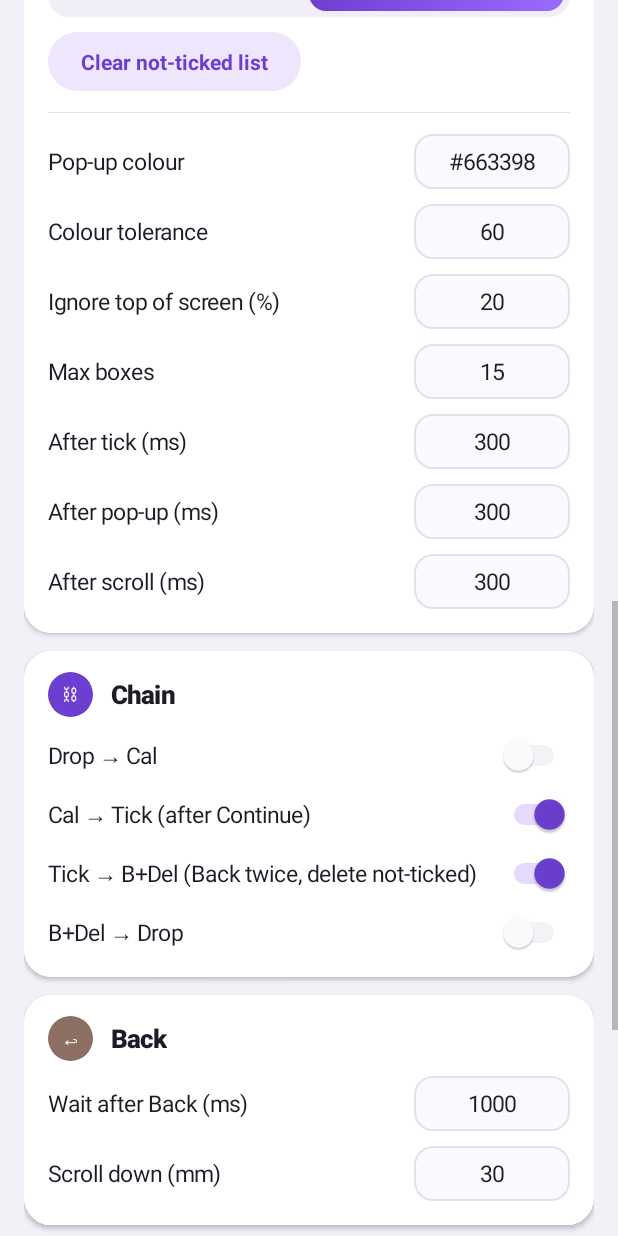
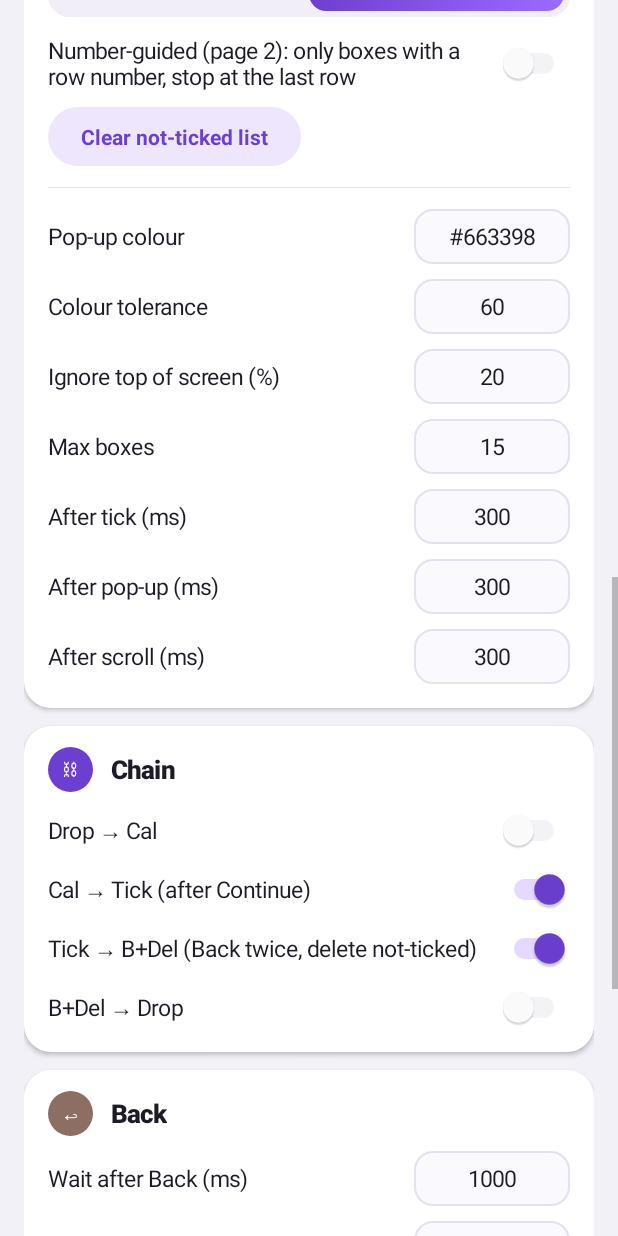
Before and after one commit to KunukuntlaGowtham/dummy, an Android app: the screen it shows after launch (MainActivity), scrolled down 1153 dp, on a phone screen of 412 x 824 dp. Run offline under Robolectric (Android 15) with nearby library versions, the phone set to English and light mode, and no system bars.

Commit message:
Add-ons for page 2: Number-guided Tick, and Delete reading numbers from the page
Both off by default, switched in the app:
- Tick card "Number-guided (page 2)": with Number beside box, only a
  square with a row number read on its line is ticked (logos, icons and
  pop-up edges are left alone; the count of skipped squares shows when
  the run ends), and the run stops as soon as a scroll brings no higher
  row number in the page's text - the end of the list - instead of after
  three empty screens.
- Delete card "Read numbers from the page (skip OCR when found)": when
  the page's text already gives the numbers beside the dustbins, the
  screenshot is not also read with OCR. The screenshot after each delete
  still checks the card went.

Co-Authored-By: Claude Opus 5.5 <noreply@anthropic.com>
Claude-Session: https://claude.ai/code/session_01P9MzmG9Fx7h5qNJPMM9pNV

```diff
--- a/app/src/main/java/com/kunukuntla/dropdownpicker/MainActivity.java
+++ b/app/src/main/java/com/kunukuntla/dropdownpicker/MainActivity.java
@@ -125,6 +125,8 @@ public class MainActivity extends Activity {
         tick.addView(segmented(new String[] {"Order count", "Number beside box"}, new int[] {0, 1},
                 tp.getBoolean("rowNumbers", true) ? 1 : 0,
                 v -> tickPrefs(e -> e.putBoolean("rowNumbers", v == 1))));
+        tick.addView(toggle("Number-guided (page 2): only boxes with a row number, stop at the last row",
+                tp.getBoolean("guided", false), on -> tickPrefs(e -> e.putBoolean("guided", on))));
         View clearRows = pillButton("Clear not-ticked list", false, v -> {
             tickPrefs(e -> e.remove(CheckboxService.FAILED_ROWS));
             Toast.makeText(this, "Not-ticked list cleared", Toast.LENGTH_SHORT).show();
@@ -178,6 +180,9 @@ public class MainActivity extends Activity {
         LinearLayout del = card(body, "🗑", "Delete", 0xFFC62828);
         del.addView(numberRow("After bin tap (ms)", tp.getInt("delWaitMs", 800), "delWaitMs", 0, 10000));
         del.addView(numberRow("Before checking (ms)", tp.getInt("delCheckMs", 900), "delCheckMs", 0, 10000));
+        del.addView(toggle("Read numbers from the page (skip OCR when found)",
+                tp.getBoolean("delPageNumbers", false),
+                on -> tickPrefs(e -> e.putBoolean("delPageNumbers", on))));
         del.addView(numberRow("Max deletes", tp.getInt("maxDeletes", 20), "maxDeletes", 1, 500));
 
         // Last run
```
Also changed, not shown: app/src/main/java/com/example/checkboxticker/CheckboxService.kt (+33 -1 lines), app/src/main/java/com/kunukuntla/dropdownpicker/PickerService.java (+20 -0 lines).
